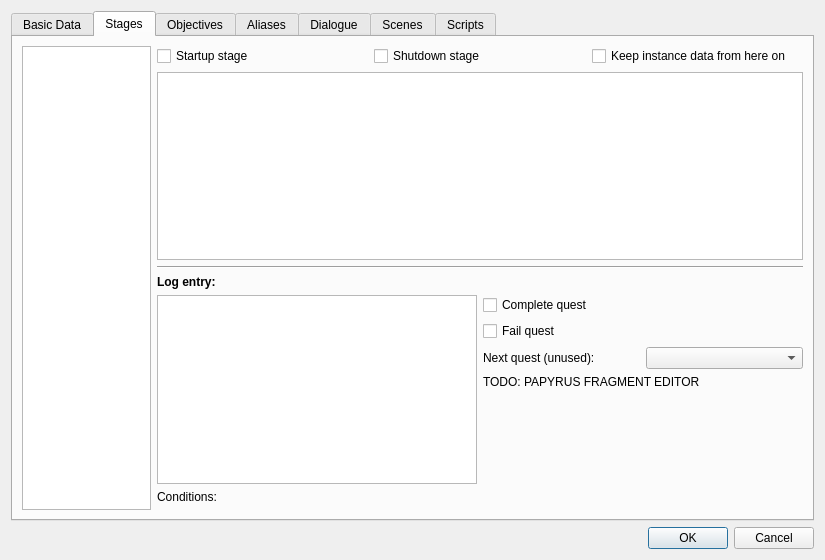
First picture: the form in native/src/DovahKit/ui/form_windows/quest.ui, repository DavidJCobb/DovahKit, before the edit.
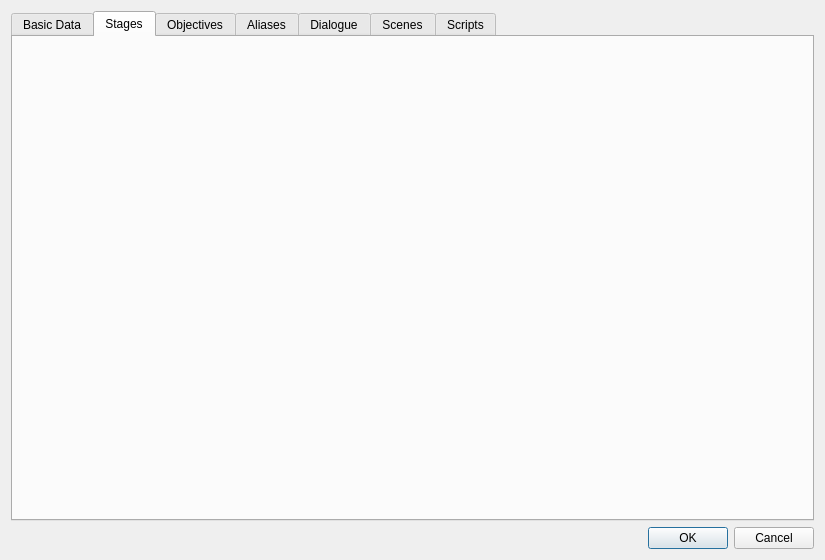
Second picture: the form after the edit. Custom widgets are drawn as their Qt base class.

Commit message:
Condition descriptions; quest UI work
Reverse-engineered several conditions and fixed parameters for GetCrimeGold, GetCrimeGoldNonViolent, GetCrimeGoldViolent, GetInfamy, GetInfamyNonViolent, and GetInfamyViolent.

Created helper files for getting a condition function's description. Several of these descriptions were written after reverse-engineering otherwise undocumented condition functions.

Quests: moved the UI for editing stages to a separate widget file, to allow me to divide the C++ code up across files and keep things a little more manageable.

```diff
--- a/native/src/DovahKit/ui/form_windows/quest.ui
+++ b/native/src/DovahKit/ui/form_windows/quest.ui
@@ -258,135 +258,6 @@
       <attribute name="title">
        <string>Stages</string>
       </attribute>
-      <layout class="QHBoxLayout" name="horizontalLayout_2" stretch="1,5">
-       <item>
-        <widget class="QListView" name="stageList"/>
-       </item>
-       <item>
-        <layout class="QGridLayout" name="gridLayout_9">
-         <item row="5" column="0">
-          <widget class="QLabel" name="label_18">
-           <property name="font">
-            <font>
-             <weight>75</weight>
-             <bold>true</bold>
-            </font>
-           </property>
-           <property name="text">
-            <string>Log entry:</string>
-           </property>
-          </widget>
-         </item>
-         <item row="3" column="0">
-          <widget class="QTableWidget" name="stageEntryList"/>
-         </item>
-         <item row="6" column="0">
-          <layout class="QHBoxLayout" name="horizontalLayout_4">
-           <item>
-            <widget class="QPlainTextEdit" name="stageEntryText"/>
-           </item>
-           <item>
-            <layout class="QGridLayout" name="gridLayout_10" columnstretch="1,1">
-             <item row="2" column="0">
-              <widget class="QLabel" name="label_19">
-               <property name="text">
-                <string>Next quest (unused):</string>
-               </property>
-              </widget>
-             </item>
-             <item row="3" column="0" colspan="2">
-              <widget class="QLabel" name="label_20">
-               <property name="text">
-                <string>TODO: PAPYRUS FRAGMENT EDITOR</string>
-               </property>
-              </widget>
-             </item>
-             <item row="0" column="0" colspan="2">
-              <widget class="QCheckBox" name="stageEntryFlagComplete">
-               <property name="text">
-                <string>Complete quest</string>
-               </property>
-              </widget>
-             </item>
-             <item row="2" column="1">
-              <widget class="QComboBox" name="stageEntryNextQuest"/>
-             </item>
-             <item row="1" column="0" colspan="2">
-              <widget class="QCheckBox" name="stageEntryFlagFail">
-               <property name="text">
-                <string>Fail quest</string>
-               </property>
-              </widget>
-             </item>
-             <item row="4" column="0" colspan="2">
-              <spacer name="verticalSpacer_2">
-               <property name="orientation">
-                <enum>Qt::Vertical</enum>
-               </property>
-               <property name="sizeHint" stdset="0">
-                <size>
-                 <width>0</width>
-                 <height>0</height>
-                </size>
-               </property>
-              </spacer>
-             </item>
-            </layout>
-           </item>
-          </layout>
-         </item>
-         <item row="8" column="0">
-          <widget class="ConditionList" name="stageConditions" native="true">
-           <property name="sizePolicy">
-            <sizepolicy hsizetype="Preferred" vsizetype="Expanding">
-             <horstretch>0</horstretch>
-             <verstretch>1</verstretch>
-            </sizepolicy>
-           </property>
-          </widget>
-         </item>
-         <item row="7" column="0">
-          <widget class="QLabel" name="label_21">
-           <property name="text">
-            <string>Conditions:</string>
-           </property>
-          </widget>
-         </item>
-         <item row="4" column="0">
-          <widget class="Line" name="line">
-           <property name="orientation">
-            <enum>Qt::Horizontal</enum>
-           </property>
-          </widget>
-         </item>
-         <item row="2" column="0">
-          <layout class="QHBoxLayout" name="horizontalLayout_3">
-           <item>
-            <widget class="QCheckBox" name="stageFlagStartup">
-             <property name="text">
-              <string>Startup stage</string>
-             </property>
-            </widget>
-           </item>
-           <item>
-            <widget class="QCheckBox" name="stageFlagShutdown">
-             <property name="text">
-              <string>Shutdown stage</string>
-             </property>
-            </widget>
-           </item>
-           <item>
-            <widget class="QCheckBox" name="stageFlagKeepInstanceData">
-             <property name="text">
-              <string>Keep instance data from here on</string>
-             </property>
-            </widget>
-           </item>
-          </layout>
-         </item>
-        </layout>
-       </item>
-      </layout>
      </widget>
      <widget class="QWidget" name="tabObjectives">
       <attribute name="title">
```
Left out of the diff: 9 changed lines with no effect on the pictures. The commit also changes 10 other files.
